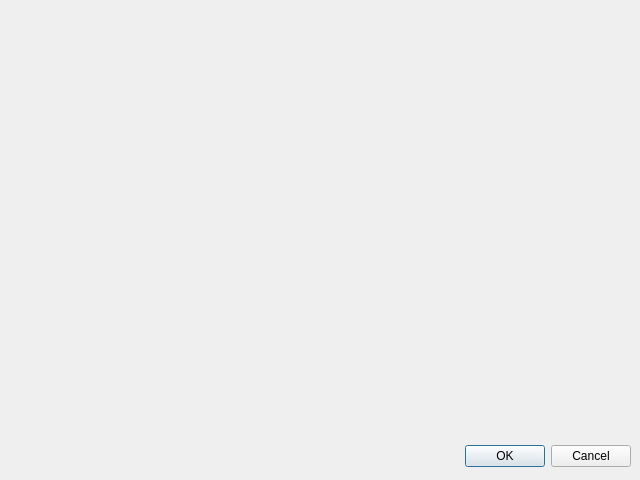
Old version of the form ui/qt_designer.ui in the repository josh-machsync/Init-PySide2-PyQt5.
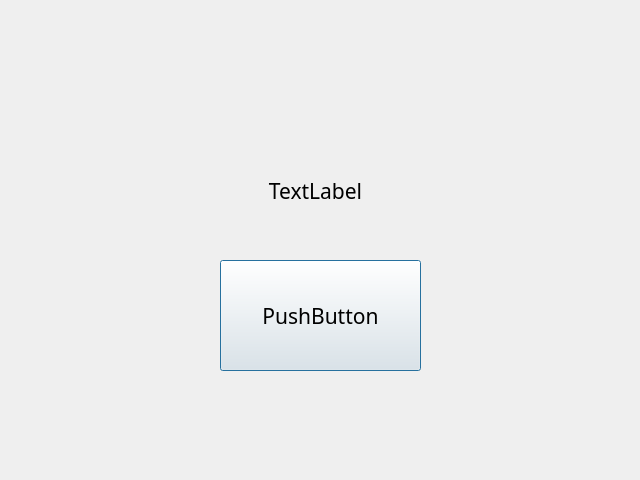
New version of the form.

Diff of the .ui file:
```diff
--- a/ui/qt_designer.ui
+++ b/ui/qt_designer.ui
@@ -13,20 +13,45 @@
   <property name="windowTitle">
    <string>Dialog</string>
   </property>
-  <widget class="QDialogButtonBox" name="buttonBox">
+  <widget class="QPushButton" name="pushButton">
    <property name="geometry">
     <rect>
-     <x>10</x>
-     <y>440</y>
-     <width>621</width>
-     <height>32</height>
+     <x>220</x>
+     <y>260</y>
+     <width>201</width>
+     <height>111</height>
     </rect>
    </property>
-   <property name="orientation">
-    <enum>Qt::Horizontal</enum>
+   <property name="font">
+    <font>
+     <family>Agency FB</family>
+     <pointsize>16</pointsize>
+    </font>
    </property>
-   <property name="standardButtons">
-    <set>QDialogButtonBox::Cancel|QDialogButtonBox::Ok</set>
+   <property name="text">
+    <string>PushButton</string>
+   </property>
+  </widget>
+  <widget class="QLabel" name="label">
+   <property name="geometry">
+    <rect>
+     <x>240</x>
+     <y>140</y>
+     <width>151</width>
+     <height>101</height>
+    </rect>
+   </property>
+   <property name="font">
+    <font>
+     <family>Agency FB</family>
+     <pointsize>16</pointsize>
+    </font>
+   </property>
+   <property name="text">
+    <string>TextLabel</string>
+   </property>
+   <property name="alignment">
+    <set>Qt::AlignCenter</set>
    </property>
   </widget>
  </widget>
```
Left out of the diff: 35 changed lines with no effect on the pictures.
